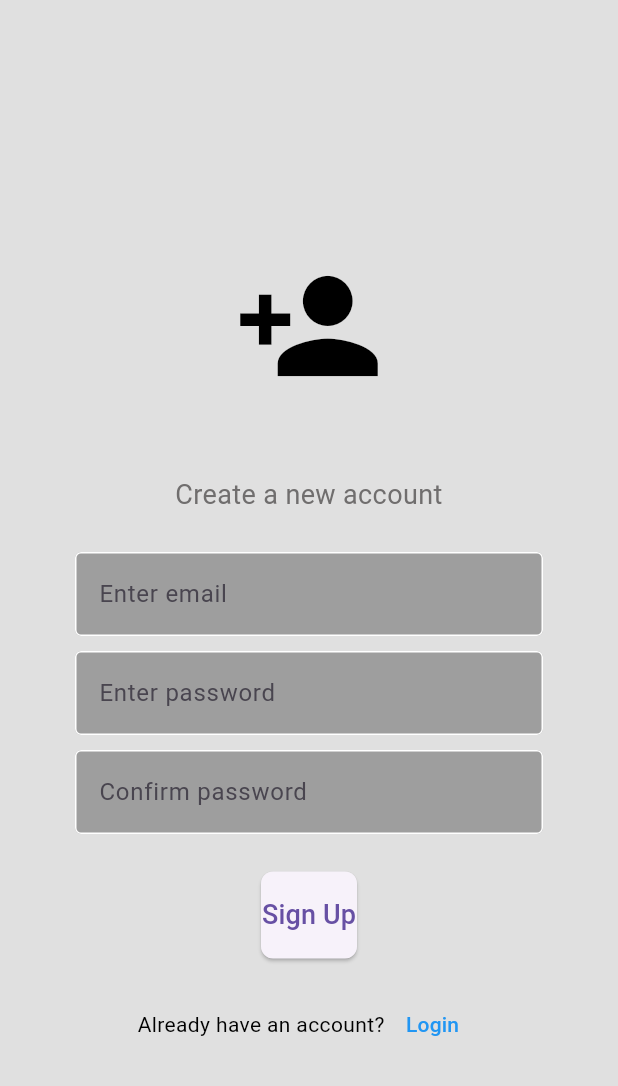
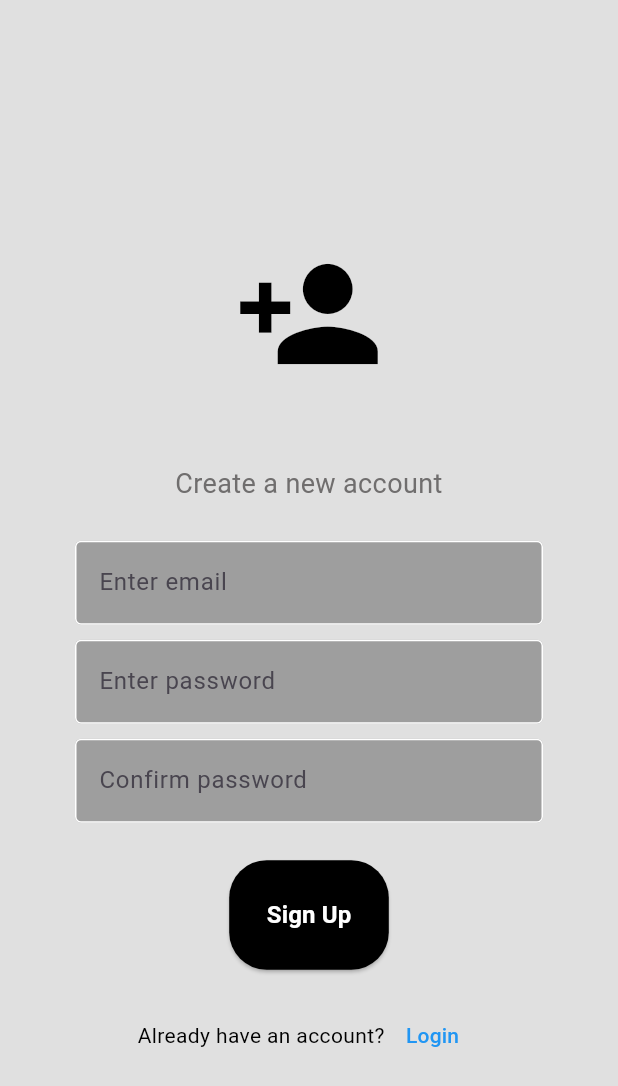
Before and after one commit to Faizanyaqoob560/payment-app, a Flutter app: the SignupScreen screen opened directly, on a phone screen of 412 x 824 dp. Shown: the top 1086 px of the screen. Run offline on Flutter 3.47's test engine with Material 3 defaults, Android fonts, the phone set to English and light mode, and no system bars.

```diff
--- a/flutter_application_1/lib/Signup_screen.dart
+++ b/flutter_application_1/lib/Signup_screen.dart
@@ -72,14 +72,19 @@ class SignupScreen extends StatelessWidget {
                       );
                     },
                     style: ElevatedButton.styleFrom(
-                      padding: EdgeInsets.symmetric(vertical: 16),
+                      backgroundColor: Colors.black,
+                      padding: const EdgeInsets.all(25),
                       shape: RoundedRectangleBorder(
-                        borderRadius: BorderRadius.circular(8),
+                        borderRadius: BorderRadius.circular(25),
                       ),
                     ),
                     child: const Text(
                       'Sign Up',
-                      style: TextStyle(fontSize: 18),
+                      style: TextStyle(
+                        color: Colors.white,
+                        fontWeight: FontWeight.bold,
+                        fontSize: 16,
+                      ),
                     ),
                   ),
                   const SizedBox(height: 20),
--- a/flutter_application_1/lib/splash_screen.dart
+++ b/flutter_application_1/lib/splash_screen.dart
@@ -24,7 +24,7 @@ class SplashScreen extends StatelessWidget {
         child: Container(
           decoration: const BoxDecoration(
             gradient: LinearGradient(
-              colors: [Colors.blue, Colors.purple],
+              colors: [Colors.grey, Colors.grey],
               begin: Alignment.topLeft,
               end: Alignment.bottomRight,
             ),
@@ -36,7 +36,7 @@ class SplashScreen extends StatelessWidget {
                 'The journey to financial freedom starts with a single step.\n\nTap to continue...',
                 textAlign: TextAlign.center,
                 style: TextStyle(
-                  color: Colors.white,
+                  color: Colors.black,
                   fontSize: 28,
                   fontWeight: FontWeight.bold,
                 ),
```
Also changed, not shown: flutter_application_1/lib/Login_screen.dart (+10 -2 lines), flutter_application_1/lib/Payment_screen.dart (added, +32 -0 lines), flutter_application_1/web_entrypoint.dart (added).
